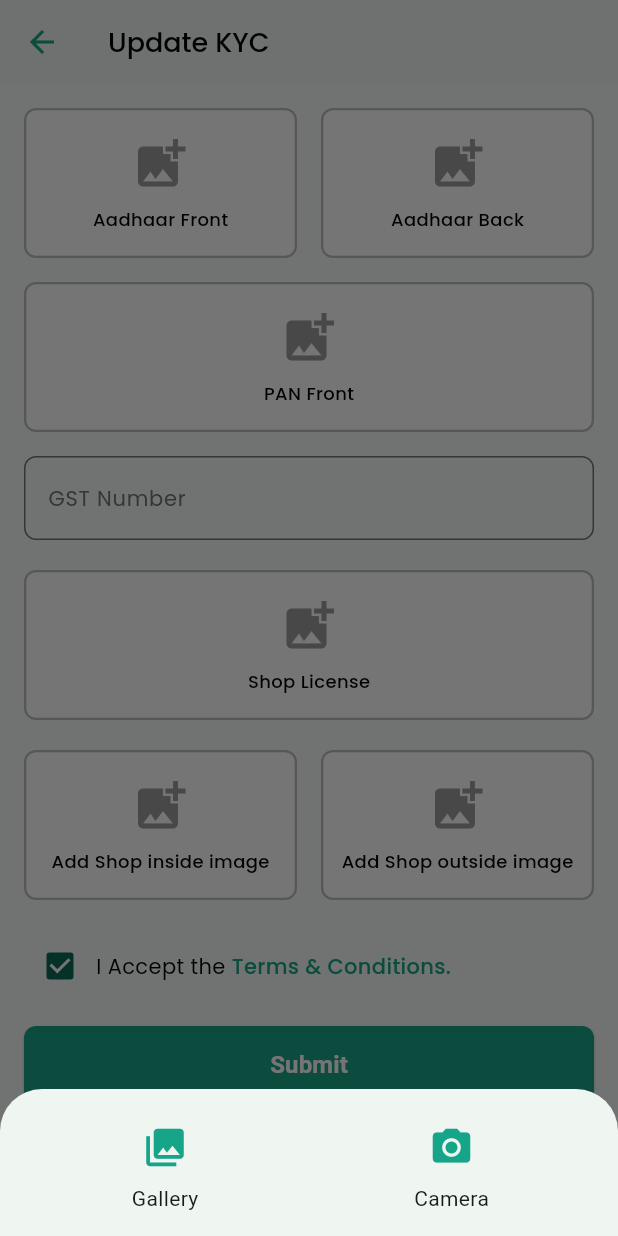
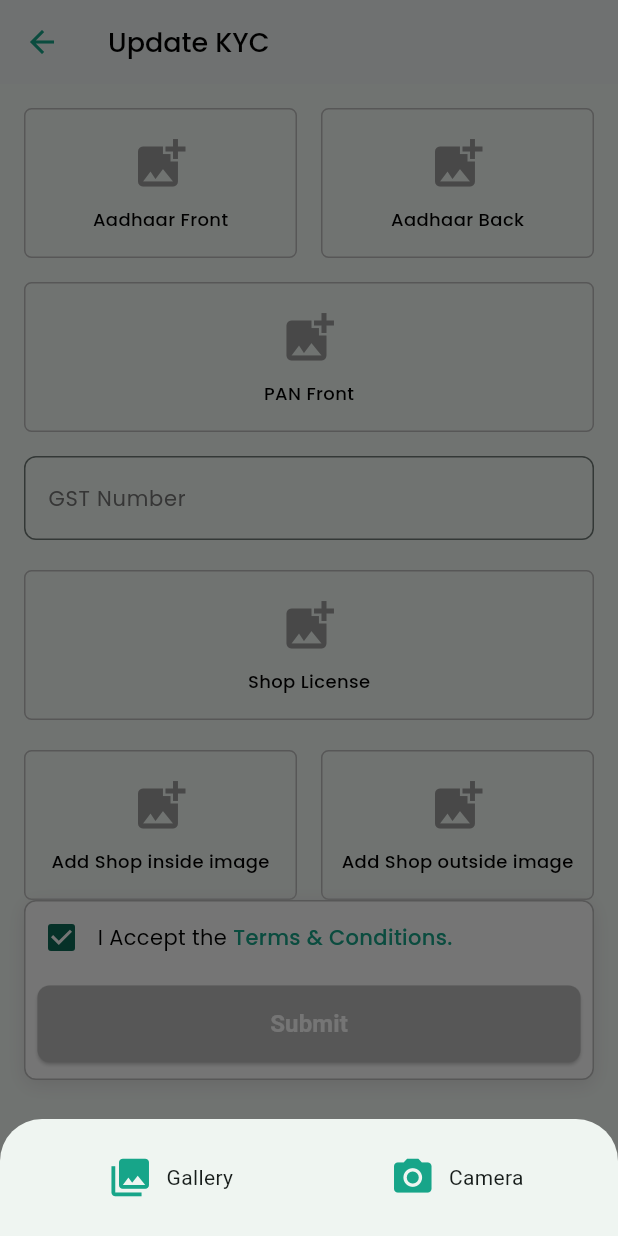
Before and after one commit to DevanshuB007/Mobil_world, a Flutter app: the Update screen opened directly, after a tap on "Aadhaar Front", on a phone screen of 412 x 824 dp. Run offline on Flutter 3.47's test engine with Material 3 defaults, Android fonts, the phone set to English and light mode, and no system bars; our stand-ins replace dotted_border, google_fonts, image_picker, lottie; missing offline and left inert: flutter_pdfview, syncfusion_flutter_pdfviewer.

Commit message:
update code

```diff
--- a/lib/Drawer_Screen/View/How to use/pdfview_scr.dart
+++ b/lib/Drawer_Screen/View/How to use/pdfview_scr.dart
@@ -1,15 +1,15 @@
-// import 'package:flutter/material.dart';
-// import 'package:flutter_pdfview/flutter_pdfview.dart';
-// import 'package:syncfusion_flutter_pdfviewer/pdfviewer.dart';
+import 'package:flutter/material.dart';
+import 'package:flutter_pdfview/flutter_pdfview.dart';
+import 'package:syncfusion_flutter_pdfviewer/pdfviewer.dart';
 
-// class PDFViewerScreen extends StatefulWidget {
-//   @override
-//   State<PDFViewerScreen> createState() => _PDFViewerScreenState();
-// }
+class PDFViewerScreen extends StatefulWidget {
+  @override
+  State<PDFViewerScreen> createState() => _PDFViewerScreenState();
+}
 
-// class _PDFViewerScreenState extends State<PDFViewerScreen> {
-//   @override
-//   Widget build(BuildContext context) {
-//     return Scaffold(body: SfPdfViewer.asset("assets/1.pdf"));
-//   }
-// }
+class _PDFViewerScreenState extends State<PDFViewerScreen> {
+  @override
+  Widget build(BuildContext context) {
+    return Scaffold(body: SfPdfViewer.asset("assets/pdf/1.pdf"));
+  }
+}
--- a/lib/Drawer_Screen/View/sidebar.dart
+++ b/lib/Drawer_Screen/View/sidebar.dart
@@ -79,7 +79,8 @@ class _SidebarState extends State<Sidebar> {
   @override
   Widget build(BuildContext context) {
     return Scaffold(
-      body: ListView(
+      body: SafeArea(
+        child: ListView(
           padding: const EdgeInsets.all(16),
           children: [
             Container(
@@ -161,13 +162,15 @@ class _SidebarState extends State<Sidebar> {
                   children: [
                     Text(
                       'Hello, gaytti mobile',
-                    style: TextStyle(fontSize: 18, fontWeight: FontWeight.bold),
+                      style:
+                          TextStyle(fontSize: 18, fontWeight: FontWeight.bold),
                     ),
                     const SizedBox(height: 4),
                     Column(
                       crossAxisAlignment: CrossAxisAlignment.start,
                       children: [
-                      _statusChip('Membership status', 'Active', Colors.green),
+                        _statusChip(
+                            'Membership status', 'Active', Colors.green),
                         const SizedBox(
                           width: 8,
                           height: 10,
@@ -219,8 +222,8 @@ class _SidebarState extends State<Sidebar> {
             ),
             ListTile(
               onTap: () {
-              Navigator.push(
-                  context, MaterialPageRoute(builder: (context) => Profile()));
+                Navigator.push(context,
+                    MaterialPageRoute(builder: (context) => Profile()));
               },
               leading: Icon(
                 Icons.person,
@@ -239,8 +242,8 @@ class _SidebarState extends State<Sidebar> {
             ),
             ListTile(
               onTap: () {
-              Navigator.push(
-                  context, MaterialPageRoute(builder: (context) => MagicBox()));
+                Navigator.push(context,
+                    MaterialPageRoute(builder: (context) => MagicBox()));
               },
               leading: Icon(
                 Icons.cases_outlined,
@@ -269,8 +272,8 @@ class _SidebarState extends State<Sidebar> {
               title: Text('Wallet'),
               trailing: IconButton(
                 onPressed: () {
-                Navigator.push(
-                    context, MaterialPageRoute(builder: (context) => Wallet()));
+                  Navigator.push(context,
+                      MaterialPageRoute(builder: (context) => Wallet()));
                 },
                 icon: Icon(Icons.arrow_forward_ios),
                 color: Color(0xFF17A589),
@@ -312,8 +315,10 @@ class _SidebarState extends State<Sidebar> {
             ),
             ListTile(
               onTap: () {
-              Navigator.push(context,
-                  MaterialPageRoute(builder: (context) => CustomerDataAcce()));
+                Navigator.push(
+                    context,
+                    MaterialPageRoute(
+                        builder: (context) => CustomerDataAcce()));
               },
               leading: Icon(
                 Icons.dataset_rounded,
@@ -632,6 +637,7 @@ class _SidebarState extends State<Sidebar> {
             // ..._soldProductItems(),
           ],
         ),
+      ),
     );
   }
 
--- a/lib/Drawer_Screen/View/update KYC/update.dart
+++ b/lib/Drawer_Screen/View/update KYC/update.dart
@@ -39,7 +39,7 @@ class _UpdateState extends State<Update> {
           child: Row(
             mainAxisAlignment: MainAxisAlignment.spaceAround,
             children: [
-              Column(
+              Row(
                 mainAxisSize: MainAxisSize.min,
                 children: [
                   IconButton(
@@ -50,7 +50,7 @@ class _UpdateState extends State<Update> {
                   const Text('Gallery'),
                 ],
               ),
-              Column(
+              Row(
                 mainAxisSize: MainAxisSize.min,
                 children: [
                   IconButton(
@@ -75,9 +75,11 @@ class _UpdateState extends State<Update> {
         height: 100,
         width: double.infinity,
         decoration: BoxDecoration(
-          color: Colors.white,
-          border: Border.all(color: Colors.grey[400]!, width: 1.5),
-          borderRadius: BorderRadius.circular(8),
+          // color: Colors.white,
+          border: Border.all(
+            color: Colors.grey[400]!,
+          ),
+          borderRadius: BorderRadius.circular(5),
         ),
         child: Column(
           mainAxisAlignment: MainAxisAlignment.center,
@@ -122,9 +124,10 @@ class _UpdateState extends State<Update> {
         backgroundColor: Colors.white,
         elevation: 1,
       ),
-      body: SingleChildScrollView(
-        padding: const EdgeInsets.all(16.0),
+      body: Padding(
+        padding: const EdgeInsets.all(16),
         child: Column(
+          // mainAxisAlignment: MainAxisAlignment.spaceAround,
           children: [
             Row(
               children: [
@@ -162,7 +165,27 @@ class _UpdateState extends State<Update> {
                 Expanded(child: _buildUploadBox('Add Shop outside image')),
               ],
             ),
-            const SizedBox(height: 20),
+            // const SizedBox(height: 20),
+            // Spacer(),
+            Container(
+              height: 120,
+              width: double.infinity,
+              decoration: BoxDecoration(
+                color: Colors.white,
+                border: Border.all(
+                  color: Colors.grey[400]!,
+                ),
+                borderRadius: BorderRadius.circular(8),
+                boxShadow: [
+                  BoxShadow(
+                    color: Colors.grey[300]!,
+                    blurRadius: 10,
+                    offset: const Offset(0, 3),
+                  ),
+                ],
+              ),
+              child: Column(
+                children: [
                   Row(
                     children: [
                       Checkbox(
@@ -173,7 +196,8 @@ class _UpdateState extends State<Update> {
                       ),
                       Text(
                         'I Accept the ',
-                  style: GoogleFonts.poppins(fontSize: 14, color: Colors.black),
+                        style: GoogleFonts.poppins(
+                            fontSize: 14, color: Colors.black),
                       ),
                       GestureDetector(
                         onTap: () {
@@ -190,31 +214,23 @@ class _UpdateState extends State<Update> {
                       ),
                     ],
                   ),
-            const SizedBox(height: 16),
-            Container(
+                  SizedBox(
                     width: double.infinity,
-              decoration: BoxDecoration(
-                gradient: LinearGradient(
-                  colors: [
-                    // Colors.red.shade400,
-                    // Colors.blue.shade400,
-                    Color(0xFF01ae90),
-                    Color(0xFF06816c),
-                  ],
-                  begin: Alignment.topLeft,
-                  end: Alignment.bottomRight,
-                ),
-                borderRadius: BorderRadius.circular(12),
-              ),
+                    // height: 50,
+                    child: Padding(
+                      padding: const EdgeInsets.all(8.0),
                       child: ElevatedButton(
                         onPressed: () {
                           // Add submission logic
                           ScaffoldMessenger.of(context).showSnackBar(
-                    const SnackBar(content: Text('KYC Submitted Successfully')),
+                            const SnackBar(
+                                content: Text('KYC Submitted Successfully')),
                           );
                         },
                         style: ElevatedButton.styleFrom(
-                  backgroundColor: const Color(0xFF17A589),
+                          // backgroundColor: const Color(0xFF17A589),
+                          backgroundColor: Colors.grey[400],
+                          // shadowColor: Colors.transparent,
                           padding: const EdgeInsets.symmetric(vertical: 14),
                           shape: RoundedRectangleBorder(
                             borderRadius: BorderRadius.circular(8),
@@ -230,6 +246,10 @@ class _UpdateState extends State<Update> {
                         ),
                       ),
                     ),
+                  ),
+                ],
+              ),
+            )
           ],
         ),
       ),
--- a/pubspec.yaml
+++ b/pubspec.yaml
@@ -68,6 +68,7 @@ flutter:
   assets:
     - assets/images/
     - assets/
+    - assetd/1.pdf
     # - assets/1.pdf
 
   # An image asset can refer to one or more resolution-specific "variants", see
```
Also changed, not shown: pubspec.lock. Lines whose indentation alone changed are shown as unchanged.
